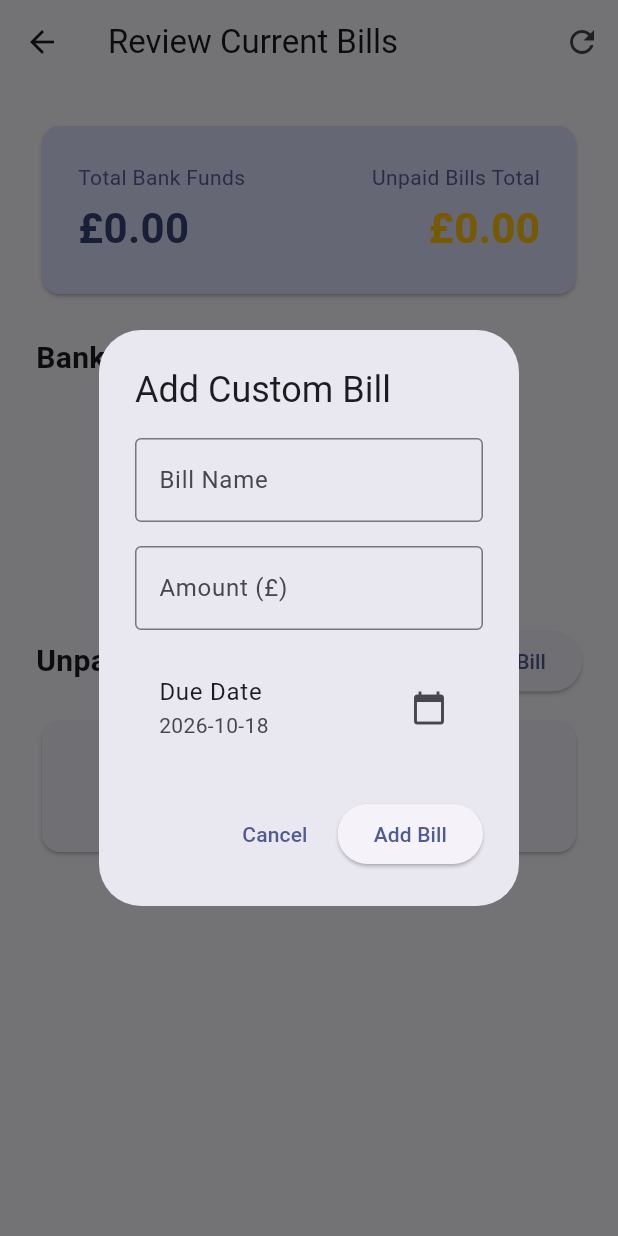
After one commit to C-Anslow/bill-tracker, a Flutter app: the BankAccountsView screen opened directly, after a tap on "Add Custom Bill", on a phone screen of 412 x 824 dp. The commit adds this screen. Run offline on Flutter 3.47's test engine with Material 3 defaults, Android fonts, the phone set to English and light mode, and no system bars; our stand-ins replace supabase_flutter; accounts and stored records are empty.

Commit message:
feat: add bank account summary view and unpaid bill management with inline edits and sorting

```diff
--- a/lib/models/bank_account.dart
+++ b/lib/models/bank_account.dart
@@ -12,8 +12,16 @@ class BankAccount {
   factory BankAccount.fromJson(Map<String, dynamic> json) {
     return BankAccount(
       id: json['id'] as String,
-      name: json['account_name'] as String, // Fixed: updated from 'name' to 'account_name'
+      name: json['account_name'] as String,
       currentBalance: (json['current_balance'] as num).toDouble(),
     );
   }
+
+  Map<String, dynamic> toJson() {
+    return {
+      'id': id,
+      'account_name': name,
+      'current_balance': currentBalance,
+    };
+  }
 }
--- a/lib/services/bill_repository.dart
+++ b/lib/services/bill_repository.dart
@@ -50,4 +50,72 @@ class BillRepository {
     if (response == null) return null;
     return BankAccount.fromJson(response);
   }
+
+  /// Fetches all registered bank accounts
+  Future<List<BankAccount>> fetchAllBankAccounts() async {
+    final response = await _supabase
+        .from('bank_accounts')
+        .select()
+        .order('account_name', ascending: true);
+
+    return (response as List)
+        .map((json) => BankAccount.fromJson(json as Map<String, dynamic>))
+        .toList();
+  }
+
+  /// Updates an existing bank account's name and current balance
+  Future<void> updateBankAccount({
+    required String id,
+    required String name,
+    required double currentBalance,
+  }) async {
+    await _supabase.from('bank_accounts').update({
+      'account_name': name,
+      'current_balance': currentBalance,
+      'last_updated': DateTime.now().toIso8601String(),
+    }).eq('id', id);
+  }
+
+  /// Fetches all unpaid bill_detail records ordered by due_date ascending
+  Future<List<BillDetail>> fetchUnpaidBills() async {
+    final response = await _supabase
+        .from('bill_detail')
+        .select()
+        .eq('is_paid', false)
+        .order('due_date', ascending: true);
+
+    return (response as List)
+        .map((json) => BillDetail.fromJson(json as Map<String, dynamic>))
+        .toList();
+  }
+
+  /// Updates an existing bill's fields (is_paid, amount_snapshot, due_date)
+  Future<void> updateBillDetail({
+    required String id,
+    required bool isPaid,
+    required double amount,
+    required DateTime dueDate,
+  }) async {
+    await _supabase.from('bill_detail').update({
+      'is_paid': isPaid,
+      'amount_snapshot': amount,
+      'due_date': dueDate.toIso8601String().split('T').first,
+    }).eq('id', id);
+  }
+
+  /// Adds a custom manual bill entry into bill_detail
+  Future<void> addCustomBill({
+    required String name,
+    required double amount,
+    required DateTime dueDate,
+    String? headerId,
+  }) async {
+    await _supabase.from('bill_detail').insert({
+      'name_snapshot': name,
+      'amount_snapshot': amount,
+      'due_date': dueDate.toIso8601String().split('T').first,
+      'is_paid': false,
+      if (headerId != null) 'header_id': headerId,
+    });
+  }
 }
--- /dev/null
+++ b/lib/views/bank_accounts_view.dart
@@ -0,0 +1,558 @@
+import 'package:flutter/material.dart';
+import '../models/bank_account.dart';
+import '../models/bill_detail.dart';
+import '../services/bill_repository.dart';
+
+class BankAccountsView extends StatefulWidget {
+  const BankAccountsView({super.key});
+
+  @override
+  State<BankAccountsView> createState() => _BankAccountsViewState();
+}
+
+class _BankAccountsViewState extends State<BankAccountsView> {
+  final _repository = BillRepository();
+  List<BankAccount> _accounts = [];
+  List<BillDetail> _unpaidBills = [];
+  bool _isLoading = false;
+
+  @override
+  void initState() {
+    super.initState();
+    _loadData();
+  }
+
+  Future<void> _loadData() async {
+    setState(() => _isLoading = true);
+    try {
+      final accounts = await _repository.fetchAllBankAccounts();
+      final bills = await _repository.fetchUnpaidBills();
+
+      // Ensure ascending sort by due date
+      bills.sort((a, b) => a.dueDate.compareTo(b.dueDate));
+
+      setState(() {
+        _accounts = accounts;
+        _unpaidBills = bills;
+      });
+    } catch (e) {
+      _showSnackBar('Error loading data: $e');
+    } finally {
+      setState(() => _isLoading = false);
+    }
+  }
+
+  double get _totalBalance {
+    return _accounts.fold(0.0, (sum, acc) => sum + acc.currentBalance);
+  }
+
+  double get _totalUnpaidBills {
+    return _unpaidBills.fold(0.0, (sum, bill) => sum + bill.amountSnapshot);
+  }
+
+  void _showSnackBar(String message) {
+    ScaffoldMessenger.of(context).showSnackBar(
+      SnackBar(content: Text(message)),
+    );
+  }
+
+  Future<void> _togglePaidStatus(BillDetail bill, bool newValue) async {
+    try {
+      await _repository.updateBillDetail(
+        id: bill.id,
+        isPaid: newValue,
+        amount: bill.amountSnapshot,
+        dueDate: bill.dueDate,
+      );
+      _showSnackBar(
+          '${bill.nameSnapshot} marked as ${newValue ? "paid" : "unpaid"}');
+      await _loadData();
+    } catch (e) {
+      _showSnackBar('Failed to update paid status: $e');
+    }
+  }
+
+  void _openEditBillDialog(BillDetail bill) {
+    final amountController = TextEditingController(
+      text: bill.amountSnapshot.toStringAsFixed(2),
+    );
+    DateTime selectedDate = bill.dueDate;
+
+    showDialog(
+      context: context,
+      builder: (context) {
+        return StatefulBuilder(
+          builder: (context, setDialogState) {
+            return AlertDialog(
+              title: Text('Edit ${bill.nameSnapshot}'),
+              content: Column(
+                mainAxisSize: MainAxisSize.min,
+                children: [
+                  TextField(
+                    controller: amountController,
+                    keyboardType:
+                    const TextInputType.numberWithOptions(decimal: true),
+                    decoration: const InputDecoration(
+                      labelText: 'Amount (£)',
+                      prefixText: '£ ',
+                      border: OutlineInputBorder(),
+                    ),
+                  ),
+                  const SizedBox(height: 16),
+                  ListTile(
+                    title: const Text('Due Date'),
+                    subtitle: Text(
+                      selectedDate.toIso8601String().split('T').first,
+                    ),
+                    trailing: const Icon(Icons.calendar_today),
+                    onTap: () async {
+                      final picked = await showDatePicker(
+                        context: context,
+                        initialDate: selectedDate,
+                        firstDate: DateTime(2020),
+                        lastDate: DateTime(2030),
+                      );
+                      if (picked != null) {
+                        setDialogState(() => selectedDate = picked);
+                      }
+                    },
+                  ),
+                ],
+              ),
+              actions: [
+                TextButton(
+                  onPressed: () => Navigator.pop(context),
+                  child: const Text('Cancel'),
+                ),
+                ElevatedButton(
+                  onPressed: () async {
+                    final newAmount =
+                    double.tryParse(amountController.text.trim());
+                    if (newAmount == null) {
+                      _showSnackBar('Please enter a valid amount');
+                      return;
+                    }
+
+                    Navigator.pop(context);
+                    try {
+                      await _repository.updateBillDetail(
+                        id: bill.id,
+                        isPaid: bill.isPaid,
+                        amount: newAmount,
+                        dueDate: selectedDate,
+                      );
+                      _showSnackBar('Bill updated!');
+                      await _loadData();
+                    } catch (e) {
+                      _showSnackBar('Failed to update bill: $e');
+                    }
+                  },
+                  child: const Text('Save'),
+                ),
+              ],
+            );
+          },
+        );
+      },
+    );
+  }
+
+  void _openAddCustomBillDialog() {
+    final nameController = TextEditingController();
+    final amountController = TextEditingController();
+    DateTime selectedDate = DateTime.now();
+
+    showDialog(
+      context: context,
+      builder: (context) {
+        return StatefulBuilder(
+          builder: (context, setDialogState) {
+            return AlertDialog(
+              title: const Text('Add Custom Bill'),
+              content: Column(
+                mainAxisSize: MainAxisSize.min,
+                children: [
+                  TextField(
+                    controller: nameController,
+                    decoration: const InputDecoration(
+                      labelText: 'Bill Name',
+                      border: OutlineInputBorder(),
+                    ),
+                  ),
+                  const SizedBox(height: 16),
+                  TextField(
+                    controller: amountController,
+                    keyboardType:
+                    const TextInputType.numberWithOptions(decimal: true),
+                    decoration: const InputDecoration(
+                      labelText: 'Amount (£)',
+                      prefixText: '£ ',
+                      border: OutlineInputBorder(),
+                    ),
+                  ),
+                  const SizedBox(height: 16),
+                  ListTile(
+                    title: const Text('Due Date'),
+                    subtitle: Text(
+                      selectedDate.toIso8601String().split('T').first,
+                    ),
+                    trailing: const Icon(Icons.calendar_today),
+                    onTap: () async {
+                      final picked = await showDatePicker(
+                        context: context,
+                        initialDate: selectedDate,
+                        firstDate: DateTime(2020),
+                        lastDate: DateTime(2030),
+                      );
+                      if (picked != null) {
+                        setDialogState(() => selectedDate = picked);
+                      }
+                    },
+                  ),
+                ],
+              ),
+              actions: [
+                TextButton(
+                  onPressed: () => Navigator.pop(context),
+                  child: const Text('Cancel'),
+                ),
+                ElevatedButton(
+                  onPressed: () async {
+                    final name = nameController.text.trim();
+                    final amount =
+                    double.tryParse(amountController.text.trim());
+
+                    if (name.isEmpty || amount == null) {
+                      _showSnackBar('Please enter valid bill details');
+                      return;
+                    }
+
+                    Navigator.pop(context);
+                    try {
+                      await _repository.addCustomBill(
+                        name: name,
+                        amount: amount,
+                        dueDate: selectedDate,
+                        headerId: _unpaidBills.isNotEmpty
+                            ? _unpaidBills.first.headerId
+                            : null,
+                      );
+                      _showSnackBar('Custom bill added!');
+                      await _loadData();
+                    } catch (e) {
+                      _showSnackBar('Failed to add custom bill: $e');
+                    }
+                  },
+                  child: const Text('Add Bill'),
+                ),
+              ],
+            );
+          },
+        );
+      },
+    );
+  }
+
+  void _openEditAccountDialog(BankAccount account) {
+    final nameController = TextEditingController(text: account.name);
+    final balanceController = TextEditingController(
+      text: account.currentBalance.toStringAsFixed(2),
+    );
+
+    showDialog(
+      context: context,
+      builder: (context) {
+        return AlertDialog(
+          title: Text('Edit ${account.name}'),
+          content: Column(
+            mainAxisSize: MainAxisSize.min,
+            children: [
+              TextField(
+                controller: nameController,
+                decoration: const InputDecoration(
+                  labelText: 'Account Name',
+                  border: OutlineInputBorder(),
+                ),
+              ),
+              const SizedBox(height: 16),
+              TextField(
+                controller: balanceController,
+                keyboardType:
+                const TextInputType.numberWithOptions(decimal: true),
+                decoration: const InputDecoration(
+                  labelText: 'Current Balance (£)',
+                  prefixText: '£ ',
+                  border: OutlineInputBorder(),
+                ),
+              ),
+            ],
+          ),
+          actions: [
+            TextButton(
+              onPressed: () => Navigator.pop(context),
+              child: const Text('Cancel'),
+            ),
+            ElevatedButton(
+              onPressed: () async {
+                final newName = nameController.text.trim();
+                final newBalance =
+                double.tryParse(balanceController.text.trim());
+
+                if (newName.isEmpty || newBalance == null) {
+                  _showSnackBar('Please enter valid details');
+                  return;
+                }
+
+                Navigator.pop(context);
+                try {
+                  await _repository.updateBankAccount(
+                    id: account.id,
+                    name: newName,
+                    currentBalance: newBalance,
+                  );
+                  _showSnackBar('Account updated!');
+                  await _loadData();
+                } catch (e) {
+                  _showSnackBar('Failed to update account: $e');
+                }
+              },
+              child: const Text('Save'),
+            ),
+          ],
+        );
+      },
+    );
+  }
+
+  @override
+  Widget build(BuildContext context) {
+    return Scaffold(
+      appBar: AppBar(
+        title: const Text('Review Current Bills'),
+        actions: [
+          IconButton(
+            icon: const Icon(Icons.refresh),
+            onPressed: _loadData,
+            tooltip: 'Refresh',
+          ),
+        ],
+      ),
+      body: _isLoading
+          ? const Center(child: CircularProgressIndicator())
+          : SingleChildScrollView(
+        padding: const EdgeInsets.all(24.0),
+        child: Column(
+          crossAxisAlignment: CrossAxisAlignment.start,
+          children: [
+            // --- TOP SUMMARY BANNER ---
+            Card(
+              color: Theme.of(context).colorScheme.primaryContainer,
+              child: Padding(
+                padding: const EdgeInsets.all(24.0),
+                child: Row(
+                  mainAxisAlignment: MainAxisAlignment.spaceBetween,
+                  children: [
+                    Column(
+                      crossAxisAlignment: CrossAxisAlignment.start,
+                      children: [
+                        Text(
+                          'Total Bank Funds',
+                          style: TextStyle(
+                            fontSize: 14,
+                            color: Theme.of(context)
+                                .colorScheme
+                                .onPrimaryContainer
+                                .withOpacity(0.8),
+                          ),
+                        ),
+                        const SizedBox(height: 4),
+                        Text(
+                          '£${_totalBalance.toStringAsFixed(2)}',
+                          style: TextStyle(
+                            fontSize: 28,
+                            fontWeight: FontWeight.bold,
+                            color: Theme.of(context)
+                                .colorScheme
+                                .onPrimaryContainer,
+                          ),
+                        ),
+                      ],
+                    ),
+                    Column(
+                      crossAxisAlignment: CrossAxisAlignment.end,
+                      children: [
+                        Text(
+                          'Unpaid Bills Total',
+                          style: TextStyle(
+                            fontSize: 14,
+                            color: Theme.of(context)
+                                .colorScheme
+                                .onPrimaryContainer
+                                .withOpacity(0.8),
+                          ),
+                        ),
+                        const SizedBox(height: 4),
+                        Text(
+                          '£${_totalUnpaidBills.toStringAsFixed(2)}',
+                          style: const TextStyle(
+                            fontSize: 28,
+                            fontWeight: FontWeight.bold,
+                            color: Colors.amber,
+                          ),
+                        ),
+                      ],
+                    ),
+                  ],
+                ),
+              ),
+            ),
+            const SizedBox(height: 24),
+
+            // --- BANK ACCOUNTS SECTION ---
+            const Text(
+              'Bank Accounts',
+              style: TextStyle(fontSize: 20, fontWeight: FontWeight.bold),
+            ),
+            const SizedBox(height: 12),
+            SizedBox(
+              height: 120,
+              child: _accounts.isEmpty
+                  ? const Center(child: Text('No accounts found'))
+                  : ListView.separated(
+                scrollDirection: Axis.horizontal,
+                itemCount: _accounts.length,
+                separatorBuilder: (context, index) =>
+                const SizedBox(width: 16),
+                itemBuilder: (context, index) {
+                  final acc = _accounts[index];
+                  return SizedBox(
+                    width: 260,
+                    child: Card(
+                      child: Padding(
+                        padding: const EdgeInsets.all(16.0),
+                        child: Column(
+                          crossAxisAlignment:
+                          CrossAxisAlignment.start,
+                          mainAxisAlignment:
+                          MainAxisAlignment.spaceBetween,
+                          children: [
+                            Row(
+                              mainAxisAlignment:
+                              MainAxisAlignment.spaceBetween,
+                              children: [
+                                Text(
+                                  acc.name,
+                                  style: const TextStyle(
+                                      fontWeight: FontWeight.bold),
+                                ),
+                                IconButton(
+                                  icon: const Icon(Icons.edit,
+                                      size: 18),
+                                  onPressed: () =>
+                                      _openEditAccountDialog(acc),
+                                ),
+                              ],
+                            ),
+                            Text(
+                              '£${acc.currentBalance.toStringAsFixed(2)}',
+                              style: const TextStyle(
+                                  fontSize: 20,
+                                  fontWeight: FontWeight.w600),
+                            ),
+                          ],
+                        ),
+                      ),
+                    ),
+                  );
+                },
+              ),
+            ),
+            const SizedBox(height: 32),
+
+            // --- UNPAID BILLS SECTION ---
+            Row(
+              mainAxisAlignment: MainAxisAlignment.spaceBetween,
+              children: [
+                Text(
+                  'Unpaid Bills (${_unpaidBills.length})',
+                  style: const TextStyle(
+                      fontSize: 20, fontWeight: FontWeight.bold),
+                ),
+                ElevatedButton.icon(
+                  onPressed: _openAddCustomBillDialog,
+                  icon: const Icon(Icons.add),
+                  label: const Text('Add Custom Bill'),
+                ),
+              ],
+            ),
+            const SizedBox(height: 12),
+
+            Card(
+              child: _unpaidBills.isEmpty
+                  ? const Padding(
+                padding: EdgeInsets.all(32.0),
+                child: Center(
+                  child: Text(
+                    'No unpaid bills remaining!',
+                    style:
+                    TextStyle(color: Colors.grey, fontSize: 16),
+                  ),
+                ),
+              )
+                  : ListView.separated(
+                shrinkWrap: true,
+                physics: const NeverScrollableScrollPhysics(),
+                itemCount: _unpaidBills.length,
+                separatorBuilder: (context, index) =>
+                const Divider(height: 1),
+                itemBuilder: (context, index) {
+                  final bill = _unpaidBills[index];
+                  final dateStr = bill.dueDate
+                      .toIso8601String()
+                      .split('T')
+                      .first;
+
+                  return ListTile(
+                    leading: Checkbox(
+                      value: bill.isPaid,
+                      onChanged: (val) {
+                        if (val != null) {
+                          _togglePaidStatus(bill, val);
+                        }
+                      },
+                    ),
+                    title: Text(
+                      bill.nameSnapshot,
+                      style: const TextStyle(
+                          fontWeight: FontWeight.w600),
+                    ),
+                    subtitle: Text('Due: $dateStr'),
+                    trailing: Row(
+                      mainAxisSize: MainAxisSize.min,
+                      children: [
+                        Text(
+                          '£${bill.amountSnapshot.toStringAsFixed(2)}',
+                          style: const TextStyle(
+                            fontSize: 16,
+                            fontWeight: FontWeight.bold,
+                          ),
+                        ),
+                        const SizedBox(width: 8),
+                        IconButton(
+                          icon: const Icon(Icons.edit, size: 20),
+                          onPressed: () =>
+                              _openEditBillDialog(bill),
+                          tooltip: 'Edit Bill',
+                        ),
+                      ],
+                    ),
+                  );
+                },
+              ),
+            ),
+          ],
+        ),
+      ),
+    );
+  }
+}
--- a/lib/views/menu_view.dart
+++ b/lib/views/menu_view.dart
@@ -1,5 +1,5 @@
 import 'package:flutter/material.dart';
-import 'dashboard_view.dart';
+import 'bank_accounts_view.dart';
 
 class MenuView extends StatelessWidget {
   const MenuView({super.key});
@@ -39,13 +39,13 @@ class MenuView extends StatelessWidget {
                     context: context,
                     icon: Icons.receipt_long,
                     title: 'Review Current Bills',
-                    subtitle: 'View account balance, generate bill schedules, and inspect detailed outgoings.',
+                    subtitle: 'View account balances, total funds, and manage account details.',
                     color: Colors.indigo,
                     onTap: () {
                       Navigator.push(
                         context,
                         MaterialPageRoute(
-                          builder: (context) => const DashboardView(),
+                          builder: (context) => const BankAccountsView(),
                         ),
                       );
                     },
```
